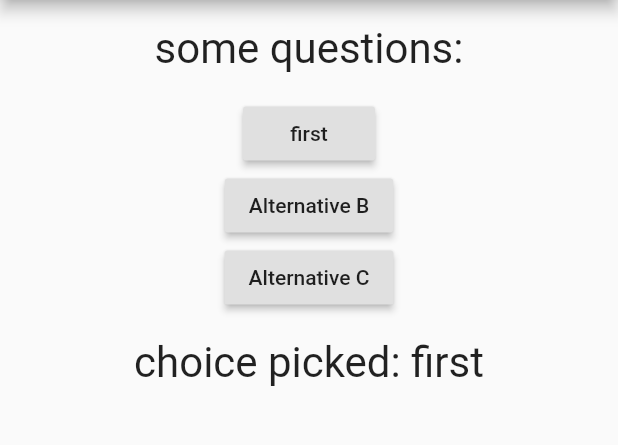
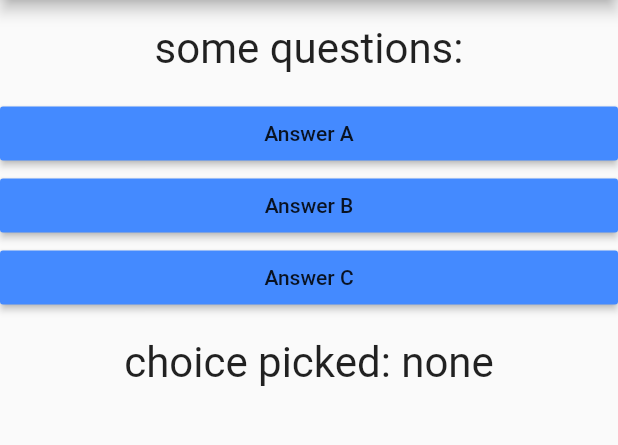
Before and after one commit to alexrodrigues/dart_first_class, a Flutter app: the screen it shows after launch, on a phone screen of 412 x 824 dp, the part 84-529 px from its top. Run offline on Flutter 3.47's test engine with Material 2 defaults, Android fonts, the phone set to English and light mode, and no system bars.

Commit message:
class about callbacks

```diff
--- /dev/null
+++ b/lib/answer.dart
@@ -0,0 +1,19 @@
+import 'package:flutter/material.dart';
+
+class AnswerButton extends StatelessWidget {
+  final Function ourCallback;
+  final String title;
+  AnswerButton(this.title, this.ourCallback);
+
+  @override
+  Widget build(BuildContext context) {
+    return Container(
+      width: double.infinity,
+      child: RaisedButton(
+        color: Colors.blueAccent,
+        child: Text(title),
+        onPressed: ourCallback,
+      ),
+    );
+  }
+}
--- a/lib/main.dart
+++ b/lib/main.dart
@@ -1,6 +1,7 @@
 import 'package:flutter/material.dart';
 
 import './question.dart';
+import './answer.dart';
 
 void main() => runApp(MyApp());
 
@@ -13,13 +14,14 @@ class MyApp extends StatefulWidget {
 
 class _MyAppState extends State<MyApp> {
   var currentIndex = 0;
-  var questions = ["first", "second", "third"];
+  var questions = ["none", "first", "second", "third"];
 
-  void _answerQuestion(BuildContext context, String name, int index) {
+  void _answerQuestion() {
     setState(() {
-      currentIndex = index;
+      if (currentIndex <= questions.length - 1) {
+        currentIndex += 1;
+      }
     });
-    print(name);
   }
 
   @override
@@ -32,18 +34,9 @@ class _MyAppState extends State<MyApp> {
         body: Column(
           children: [
             QuestionText('some questions:'),
-            RaisedButton(
-              child: Text(questions[0]),
-              onPressed: () => _answerQuestion(context, "A", 0),
-            ),
-            RaisedButton(
-              child: Text('Alternative B'),
-              onPressed: () => _answerQuestion(context, "B", 1),
-            ),
-            RaisedButton(
-              child: Text('Alternative C'),
-              onPressed: () => _answerQuestion(context, "C", 2),
-            ),
+            AnswerButton("Answer A", _answerQuestion),
+            AnswerButton("Answer B", _answerQuestion),
+            AnswerButton("Answer C", _answerQuestion),
             QuestionText('choice picked: ${questions[currentIndex]}'),
           ],
         ),
```
